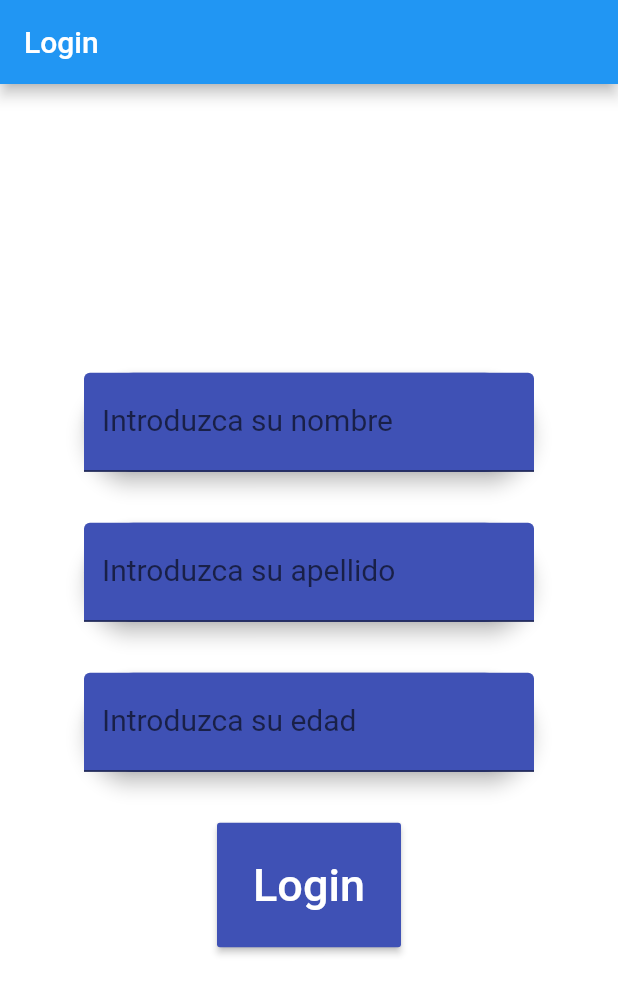
After one commit to jrecaspiorno/once-trainer, a Flutter app: the screen it shows after launch, after a tap on "Login", on a phone screen of 412 x 824 dp. The commit adds this screen. Shown: the top 994 px of the screen. Run offline on Flutter 3.47's test engine with Material 2 defaults, Android fonts, the phone set to English and light mode, and no system bars; our stand-ins replace moor_flutter; missing offline and left inert: fit_kit, health; generated files the repository leaves out were written again.

Commit message:
Implempenmtacion Base de datos, creacion de nueva pestaña home desde la que hacer logearse de forma basica

```diff
--- /dev/null
+++ b/lib/Data/moor_database.dart
@@ -0,0 +1,95 @@
+import 'package:moor_flutter/moor_flutter.dart';
+
+part 'moor_database.g.dart';
+
+class Usuario extends Table {
+  IntColumn get id => integer().autoIncrement()();
+  TextColumn get nombre => text().withLength(min: 1, max: 50)();
+  TextColumn get apellido => text().withLength(min: 1, max: 50)();
+  IntColumn get edad => integer()();
+}
+
+class Restricciones extends Table {
+  IntColumn get id => integer().autoIncrement()();
+  TextColumn get tipo => text().withLength(min: 1, max: 50)();
+  IntColumn get idUser =>
+      integer().customConstraint('REFERENCES Usuario(id)')();
+  BoolColumn get activo => boolean().withDefault(Constant(false))();
+}
+
+class Historials extends Table {
+  IntColumn get id => integer().autoIncrement()();
+  IntColumn get dificultad => integer()();
+  TextColumn get ejercicio => text().withLength(min: 1, max: 50)();
+  IntColumn get idUser =>
+      integer().customConstraint('REFERENCES Usuario(id)')();
+  BoolColumn get activo => boolean().withDefault(Constant(false))();
+}
+
+@UseMoor(
+    tables: [Usuario, Restricciones, Historials],
+    daos: [UsuarioDAO, RestriccionesDAO, HistorialDAO])
+class AppDatabase extends _$AppDatabase {
+  AppDatabase()
+      : super(FlutterQueryExecutor.inDatabaseFolder(
+            path: 'OnceTrainerDB.sqlite', logStatements: true));
+  @override
+  int get schemaVersion => 1;
+}
+
+@UseDao(tables: [Usuario])
+class UsuarioDAO extends DatabaseAccessor<AppDatabase> with _$UsuarioDAOMixin {
+  final AppDatabase db;
+
+  UsuarioDAO(this.db) : super(db);
+
+  Future<List<UsuarioData>> getUsers() => select(usuario).get();
+  Future insertUser(Insertable<UsuarioData> user) => into(usuario).insert(user);
+  Future updateUser(Insertable<UsuarioData> user) =>
+      update(usuario).replace(user);
+  Future deleteUser(Insertable<UsuarioData> user) =>
+      delete(usuario).delete(user);
+}
+
+@UseDao(tables: [Restricciones, Usuario])
+class RestriccionesDAO extends DatabaseAccessor<AppDatabase>
+    with _$RestriccionesDAOMixin {
+  final AppDatabase db;
+  RestriccionesDAO(this.db) : super(db);
+  Stream<List<RestWithUser>> watchRest() {
+    return (select(restricciones)
+          ..orderBy([
+            (t) => OrderingTerm(expression: t.tipo, mode: OrderingMode.desc),
+          ]))
+        .join([
+          leftOuterJoin(usuario, usuario.id.equalsExp(restricciones.idUser)),
+        ])
+        .watch()
+        .map((rows) => rows.map((row) {
+              return RestWithUser(
+                rest: row.readTable(restricciones),
+                user: row.readTable(usuario),
+              );
+            }).toList());
+  }
+
+  Future insertRest(Insertable<Restriccione> res) =>
+      into(restricciones).insert(res);
+}
+
+@UseDao(tables: [Historials, Usuario])
+class HistorialDAO extends DatabaseAccessor<AppDatabase>
+    with _$HistorialDAOMixin {
+  final AppDatabase db;
+  HistorialDAO(this.db) : super(db);
+}
+
+class RestWithUser {
+  final UsuarioData user;
+  final Restriccione rest;
+
+  RestWithUser({
+    @required this.user,
+    @required this.rest,
+  });
+}
--- /dev/null
+++ b/lib/Login.dart
@@ -0,0 +1,188 @@
+import 'package:flutter/material.dart';
+import 'package:flutter/widgets.dart';
+import 'package:flutterapp/Data/moor_database.dart';
+
+import 'Menu/Menu.dart';
+
+class Login extends StatefulWidget {
+  UsuarioDAO usuarioDAO;
+
+  Login(this.usuarioDAO);
+
+  @override
+  State<StatefulWidget> createState() => _LoginState();
+}
+
+class _LoginState extends State<Login> {
+  final String labelNombre = 'Introduzca su nombre';
+  final String labelApellido = 'Introduzca su apellido';
+  final String labelEdad = 'Introduzca su edad';
+  final _MycontrollerN = TextEditingController();
+  final _MycontrollerA = TextEditingController();
+  final _MycontrollerE = TextEditingController();
+
+  String Nombre;
+  String Apellido;
+  int edad;
+
+  @override
+  Widget build(BuildContext context) {
+    return MaterialApp(
+      home: Scaffold(
+        appBar: AppBar(
+          title: Text("Login"),
+        ),
+        body: LoginView(widget.usuarioDAO, context),
+      ),
+    );
+  }
+
+  Widget LoginView(UsuarioDAO usuarioDAO, BuildContext context) {
+
+    return Scaffold(
+      body: Container(
+        width: MediaQuery.of(context).size.width,
+        height: MediaQuery.of(context).size.height,
+        color: Colors.white,
+        child: Center(
+          child: Container(
+
+            width: 400,
+            height: 400,
+            child: Column(
+              mainAxisAlignment: MainAxisAlignment.center,
+              children: <Widget>[
+                CampoNombre(labelNombre),
+                Padding(padding: const EdgeInsets.all(17),),
+                CampoApellido(labelApellido),
+                Padding(padding: const EdgeInsets.all(17),),
+                CampoEdad(labelEdad),
+                Padding(padding: const EdgeInsets.all(17),),
+                AceptarCambios(usuarioDAO)
+              ],
+            ),
+          ),
+        ),
+      ),
+    );
+  }
+
+//  Widget AceptarCambios(UsuarioDAO usuarioDAO){
+//    return RaisedButton(
+//      onPressed: (){
+//        Insertable<UsuarioData> user = UsuarioData(id: null, nombre: _MycontrollerN.text, apellido: _MycontrollerA.text, edad: int.parse(_MycontrollerE.text ));
+//        //usuarioDAO.insertUser(user);
+//        Navigator.push(
+//            context,
+//            MaterialPageRoute(
+//              builder: (context) => (Menu(
+//
+//              )),
+//            ));
+//      },
+//    );
+//  }
+
+  Widget AceptarCambios(UsuarioDAO usuarioDAO){
+    return RaisedButton(
+      color: Colors.indigo ,
+      textColor: Colors.white,
+      padding: EdgeInsets.all(24.0),
+      child: Text('Login',
+          style: TextStyle(fontSize: 30)),
+      onPressed: (){
+        usuarioDAO.insertUser(UsuarioData(nombre: _MycontrollerN.text, apellido: _MycontrollerA.text, edad: int.parse(_MycontrollerE.text) ));
+        Navigator.push(
+            context,
+            MaterialPageRoute(
+              builder: (context) => (Menu()),
+            ));
+      },
+    );
+  }
+
+  Widget CampoNombre(String text ){
+    return Container(
+      width: 300,
+      child: Material(
+          elevation: 5,
+          borderRadius: BorderRadius.all(Radius.circular(50)),
+          color: Colors.indigo,
+          child: Column(
+            children: <Widget>[
+              TextFormField(
+                controller: _MycontrollerN,
+                decoration: InputDecoration(
+                  labelText: text,
+                  fillColor: Colors.indigo,
+                  filled: true,
+                ),
+                style: TextStyle(
+                  fontSize: 20,
+                  color: Colors.white,
+                ),
+
+              ),
+
+            ],
+          )
+      ),
+    );
+  }
+  Widget CampoApellido(String text ){
+    return Container(
+      width: 300,
+      child: Material(
+          elevation: 5,
+          borderRadius: BorderRadius.all(Radius.circular(50)),
+          color: Colors.indigo,
+          child: Column(
+            children: <Widget>[
+              TextFormField(
+                controller: _MycontrollerA,
+                decoration: InputDecoration(
+                  labelText: text,
+                  fillColor: Colors.indigo,
+                  filled: true,
+                ),
+                style: TextStyle(
+                  fontSize: 20,
+                  color: Colors.white,
+                ),
+
+              ),
+
+            ],
+          )
+      ),
+    );
+  }
+  Widget CampoEdad(String text ){
+    return Container(
+      width: 300,
+      child: Material(
+          elevation: 5,
+          borderRadius: BorderRadius.all(Radius.circular(50)),
+          color: Colors.indigo,
+          child: Column(
+            children: <Widget>[
+              TextFormField(
+                controller: _MycontrollerE,
+                decoration: InputDecoration(
+                  labelText: text,
+                  fillColor: Colors.indigo,
+                  filled: true,
+                ),
+                style: TextStyle(
+                  fontSize: 20,
+                  color: Colors.white,
+                ),
+
+              ),
+
+            ],
+          )
+      ),
+    );
+  }
+}
--- a/lib/ejercicios/Ejercicio.dart
+++ b/lib/ejercicios/Ejercicio.dart
@@ -1,4 +1,3 @@
-
 
 
 
--- a/lib/main.dart
+++ b/lib/main.dart
@@ -1,59 +1,58 @@
 import 'dart:developer' as developer;
 
 import 'package:flutter/material.dart';
+import 'package:flutterapp/Data/moor_database.dart';
+import 'package:provider/provider.dart';
 
-import 'Perfil/Perfil.dart';
-import 'lista_ejer.dart';
-import 'pulsera/pulsera.dart';
-import 'recomendados.dart';
+import 'Login.dart';
+import 'Menu/Menu.dart';
 
-void main(){
-  // Instancia un objeto, es como poner (new Center())
+
+Future<void> main() async {
   debugPrint = (String message, {int wrapWidth}) {};
   developer.log('log me', name: 'once_trainer');
   runApp(MyApp());
 }
 
 class MyApp extends StatelessWidget {
+
   @override // Sobrescribir para indicar que creamos nuestro widget
-
   Widget build(BuildContext context) {
-    // TODO: implement build
-      return MaterialApp(
+    return Provider(
+      create: (_) => AppDatabase(),
+      child: MaterialApp(
         title: 'App actividad física',
-        home: Scaffold( // Widget con app prediseñada, esquema
+        home: Scaffold(
+          // Widget con app prediseñada, esquema
           appBar: AppBar(
-            title: Text('Menu'),
+            title: Text('Home'),
             backgroundColor: Colors.indigo,
           ),
-          body: MyButtonType(),
+          body: Home(),
         ),
-      );
+      ),
+    );
   }
 }
 
-class MyButtonType extends StatelessWidget {
 
 
-
+class Home extends StatelessWidget {
   @override
   Widget build(BuildContext context) {
+    final database = Provider.of<AppDatabase>(context);
     return Center(
       child: Column(
         mainAxisSize: MainAxisSize.min,
         children: <Widget>[
-          _buildButton('Recomendaciones', MyRecom(), context),
-          _buildButton('Lista Ejercicios', MyList(), context),
-          _buildButton('Perfil', MyProfile.fromMyProfile(), context),
-          _buildButton('Prueba pulsera', MyPulsera(), context),
+          _buildButton('Login', Login(database.usuarioDAO) , context),
+          _buildButton('Menu', Menu() , context)
         ],
       ),
     );
   }
 
-
-  Column _buildButton (String label, Widget funcion, BuildContext context){
-
+  Column _buildButton(String label, Widget funcion, BuildContext context) {
     return Column(
       // mainAxisSize: MainAxisSize.min,
       children: [
```
Also changed, not shown: lib/Menu/Menu.dart (added, +62 -0 lines), lib/Perfil/Dolencias.dart (+24 -2 lines), lib/Perfil/Perfil.dart (+64 -22 lines), pubspec.yaml (+8 -6 lines), lib/Data/moor_database.g.dart (added), pubspec.lock, 4 other files.
